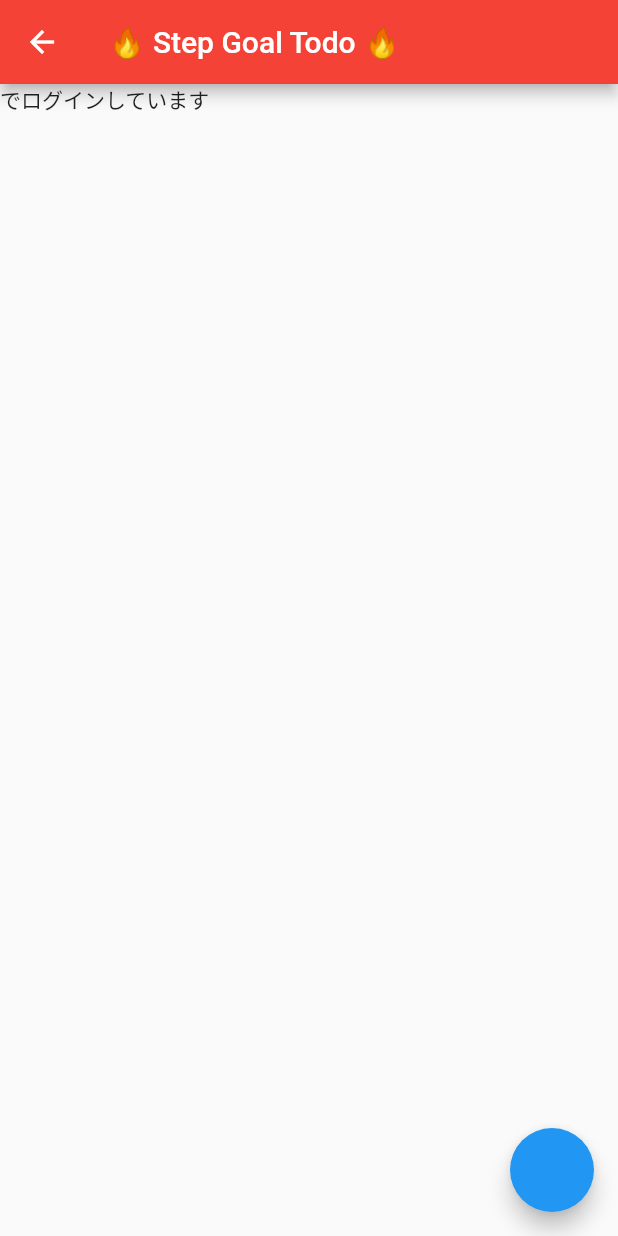
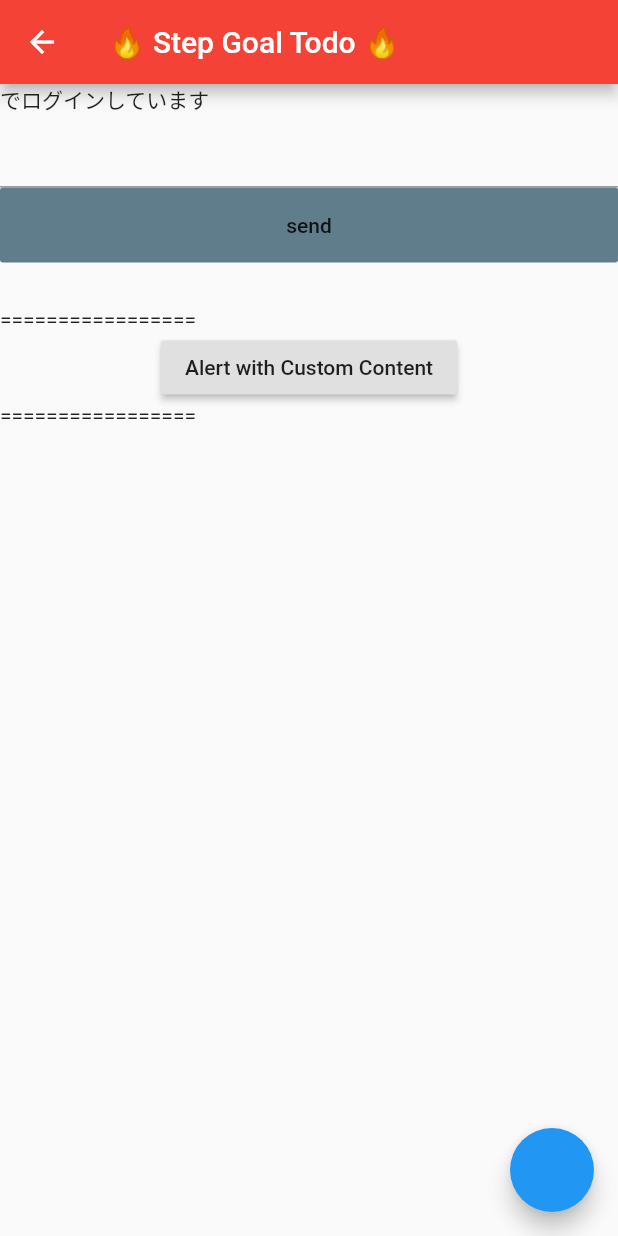
Before and after one commit to hideyu/step_todo, a Flutter app: the MainTimeLineScreen screen opened by its route, on a phone screen of 412 x 824 dp. Run offline on Flutter 3.47's test engine with Material 2 defaults, Android fonts, the phone set to English and light mode, and no system bars; our stand-ins replace cloud_firestore, firebase_auth, firebase_core, rflutter_alert; accounts and stored records are empty.

Commit message:
feat(lib/*): popup input field

```diff
--- /dev/null
+++ b/lib/components/popup_dialog.dart
@@ -0,0 +1,76 @@
+import 'package:flutter/material.dart';
+import 'package:rflutter_alert/rflutter_alert.dart';
+
+class PopupDialog extends StatelessWidget {
+  @override
+  Widget build(BuildContext context) {
+    return Container(
+      child: Center(
+        child: Column(
+          mainAxisAlignment: MainAxisAlignment.center,
+          children: <Widget>[
+            RaisedButton(
+              child: Text('Alert with Custom Content'),
+              onPressed: () => _onAlertWithCustomContentPressed(context),
+            ),
+          ],
+        ),
+      ),
+    );
+  }
+
+// Alert custom content
+  _onAlertWithCustomContentPressed(context) {
+    Alert(
+        context: context,
+        title: "タスクの登録",
+        style: AlertStyle(
+          animationType: AnimationType.fromLeft,
+        ),
+        content: Column(
+          children: <Widget>[
+            SizedBox(
+              width: 500.0,
+            ),
+            TextField(
+              decoration: InputDecoration(
+                icon: Icon(Icons.account_circle),
+                labelText: 'title',
+              ),
+            ),
+            TextField(
+              decoration: InputDecoration(
+                icon: Icon(Icons.account_circle),
+                labelText: 'targetDate',
+              ),
+            ),
+            TextField(
+              decoration: InputDecoration(
+                icon: Icon(Icons.account_circle),
+                labelText: 'targetLevel',
+              ),
+            ),
+            TextField(
+              obscureText: true,
+              decoration: InputDecoration(
+                icon: Icon(Icons.lock),
+                labelText: 'diffucultyScore(optional)',
+              ),
+            ),
+          ],
+        ),
+        buttons: [
+          DialogButton(
+            onPressed: () => {
+              print('hogehgoe'),
+              print('fugafuga'),
+              // Navigator.pop(context)
+            },
+            child: Text(
+              "Register",
+              style: TextStyle(color: Colors.white, fontSize: 20),
+            ),
+          )
+        ]).show();
+  }
+}
--- a/lib/constants/constants.dart
+++ b/lib/constants/constants.dart
@@ -34,3 +34,5 @@ const kTextFieldDecoration = InputDecoration(
     borderRadius: BorderRadius.all(Radius.circular(32.0)),
   ),
 );
+
+// const firebaseDataMap = {'title': 'title', 'isDone': 'isDone'};
--- /dev/null
+++ b/lib/functions/firebase_helper.dart
@@ -0,0 +1,69 @@
+import 'package:firebase_core/firebase_core.dart';
+import 'package:firebase_auth/firebase_auth.dart';
+import 'package:cloud_firestore/cloud_firestore.dart';
+
+class FirebaseDataMap {
+  static const title = 'title';
+  static const targetLevel = 'targetLevel';
+  static const difficultyScore = 'difficultyScore';
+  static const targetDate = 'targetDate';
+  static const isDone = 'isDone';
+  static const user = 'user';
+}
+
+class FirebaseHelper {
+  // 1. Firebase authインスタンスを生成
+  final _auth = FirebaseAuth.instance;
+  final _firestore = FirebaseFirestore.instance;
+  User loggedInUser;
+
+  // 2. Userがsigninしているかどうかを確認する処理
+  // TODO: dynamicでいいか不明
+  dynamic getCurrentUser() {
+    try {
+      final user = _auth.currentUser;
+      // final user = await _auth.currentUser();
+      if (user != null) {
+        loggedInUser = user;
+        print(loggedInUser);
+        return loggedInUser;
+      }
+    } catch (e) {
+      print(e);
+    }
+  }
+
+  // 3. Firestoreのデータ（Stream）を取得する処理
+  Stream getTodoItemSnapshot() {
+    final todoItemSnapshot = _firestore.collection('stepTodos').snapshots();
+    return todoItemSnapshot;
+  }
+
+  // 3. Firestoreのデータ（Future）を取得する処理
+  dynamic getTodoItems() async {
+    final todoItems = await _firestore
+        .collection('stepTodos')
+        .get(); // todoItemsにはFuture<Querysnapshot>が入る
+    for (var todoItem in todoItems.docs) {
+      // todoItems.docsにはDocumentSnapshotのListが格納されている
+      print(todoItem.data()); // todoitem.data()で各データにアクセスできる
+    }
+    return todoItems;
+  }
+
+  // 4. Firestoreにデータを登録する処理
+  void addTodoItems({String todoItem}) async {
+    DateTime createdAt = DateTime(2021, 2, 13, 14, 10);
+
+    _firestore.collection('stepTodos').add(
+      {
+        FirebaseDataMap.title: todoItem,
+        FirebaseDataMap.targetLevel: 0,
+        FirebaseDataMap.difficultyScore: 50,
+        FirebaseDataMap.targetDate: Timestamp.fromDate(createdAt),
+        FirebaseDataMap.isDone: false,
+        FirebaseDataMap.user: loggedInUser.email,
+      },
+    );
+  }
+}
--- a/lib/screens/main_timeline_sreen.dart
+++ b/lib/screens/main_timeline_sreen.dart
@@ -1,7 +1,9 @@
+import 'package:cloud_firestore/cloud_firestore.dart';
 import 'package:flutter/material.dart';
-import 'package:step_todo/components/todo_item_tile.dart';
 import 'package:firebase_auth/firebase_auth.dart';
-import 'package:cloud_firestore/cloud_firestore.dart';
+import 'package:step_todo/components/popup_dialog.dart';
+import 'package:step_todo/functions/firebase_helper.dart';
+import 'package:rflutter_alert/rflutter_alert.dart';
 
 class MainTimeLineScreen extends StatefulWidget {
   static String id = 'main_timeline_screen';
@@ -11,41 +13,17 @@ class MainTimeLineScreen extends StatefulWidget {
 
 class _MainTimeLineScreenState extends State<MainTimeLineScreen> {
   // 1. Firebase authインスタンスを生成
-  final _auth = FirebaseAuth.instance;
-  final _firestore = FirebaseFirestore
-      .instance; // latest versionではFirestore -> FirebaseFirestoreに変更になってる
-  User loggedInUser; // latest versionではFirebaseUser -> Userに変更になってる
+  FirebaseHelper firebaseHelper = FirebaseHelper();
+  // Stream todoItemSnapshot = FirebaseHelper().getTodoItemSnapshot();
+  // final _auth = FirebaseAuth.instance;
+  final _firestore = FirebaseFirestore.instance;
   String todoItem;
+  User loggedInUser;
 
   @override
   void initState() {
     super.initState();
-    getCurrentUser();
-  }
-
-  // 2. Userがsign in しているかどうかを確認する処理
-  void getCurrentUser() {
-    try {
-      final user = _auth.currentUser; // latest versionではメソッドじゃなくてプロパティになった
-      // final user = await _auth.currentUser();
-      if (user != null) {
-        loggedInUser = user;
-        print(loggedInUser);
-      }
-    } catch (e) {
-      print(e);
-    }
-  }
-
-  // Firestoreのデータを取得する処理(Udemyと書き方が変わっているので注意)
-  void getTodoItems() async {
-    final todoItems = await _firestore
-        .collection('stepTodos')
-        .get(); // todoItemsにはFuture<Querysnapshot>が入る
-    for (var todoItem in todoItems.docs) {
-      // todoItems.docsにはDocumentSnapshotのListが格納されている
-      print(todoItem.data()); // message.data()で各データにアクセスできる
-    }
+    loggedInUser = firebaseHelper.getCurrentUser();
   }
 
   @override
@@ -58,17 +36,47 @@ class _MainTimeLineScreenState extends State<MainTimeLineScreen> {
       body: ListView(
         children: [
           Text('${loggedInUser.email}でログインしています'),
+          TextField(
+            onChanged: (value) {
+              todoItem = value;
+              print(todoItem);
+            },
+          ),
+          FlatButton(
+            onPressed: () {
+              print('button is pressed!!!');
+              firebaseHelper.addTodoItems(todoItem: todoItem);
+            },
+            child: Text('send'),
+            color: Colors.blueGrey,
+            height: 50,
+          ),
+          SizedBox(
+            height: 30.0,
+          ),
+          Text('================='),
+          PopupDialog(),
+          Text('================='),
           StreamBuilder(
             stream: _firestore.collection('stepTodos').snapshots(),
+            // stream: todoItemSnapshot,
             builder: (context, snapshot) {
               if (snapshot.hasData) {
                 final todoItems = snapshot.data.docs;
 
                 List<Text> todoListWidgets = [];
+                // TODO: loggedinUserのdataだけ取得する
+                // TODO: リファクターが必要
                 for (var todoItem in todoItems) {
-                  final todoItemText = todoItem.data()['item'];
+                  final todoItemText = todoItem.data()['title'];
+                  final todoTargetLevel = todoItem.data()['targetLevel'];
+                  final todoDifficlutyScore =
+                      todoItem.data()['difficultyScore'];
+                  final todoIsDone = todoItem.data()['isDone'];
+                  final todoTargetDate = todoItem.data()['targetDate'].toDate();
 
-                  final todoItemWidget = Text('$todoItemText by xxx');
+                  final todoItemWidget = Text(
+                      'todo: $todoItemText, lev: $todoTargetLevel, score: $todoDifficlutyScore, isDone: $todoIsDone, date: $todoTargetDate');
                   todoListWidgets.add(todoItemWidget);
                 }
                 return Column(
@@ -83,7 +91,7 @@ class _MainTimeLineScreenState extends State<MainTimeLineScreen> {
       ),
       floatingActionButton: FloatingActionButton(
         onPressed: () {
-          getTodoItems();
+          firebaseHelper.getTodoItems();
         },
       ),
       // bottomNavigationBar: BottomNavigationBar(
--- a/pubspec.yaml
+++ b/pubspec.yaml
@@ -31,6 +31,7 @@ dependencies:
   cloud_firestore: ^0.16.0
   firebase_auth: ^0.20.0+1
   firebase_analytics: ^7.0.1
+  rflutter_alert: ^1.1.0
 
 dev_dependencies:
   flutter_test:
@@ -48,7 +49,7 @@ flutter:
 
   # To add assets to your application, add an assets section, like this:
   # assets:
-  #   - images/a_dot_burr.jpeg
+  #   - images
   #   - images/a_dot_ham.jpeg
 
   # An image asset can refer to one or more resolution-specific "variants", see
```
Also changed, not shown: pubspec.lock.
